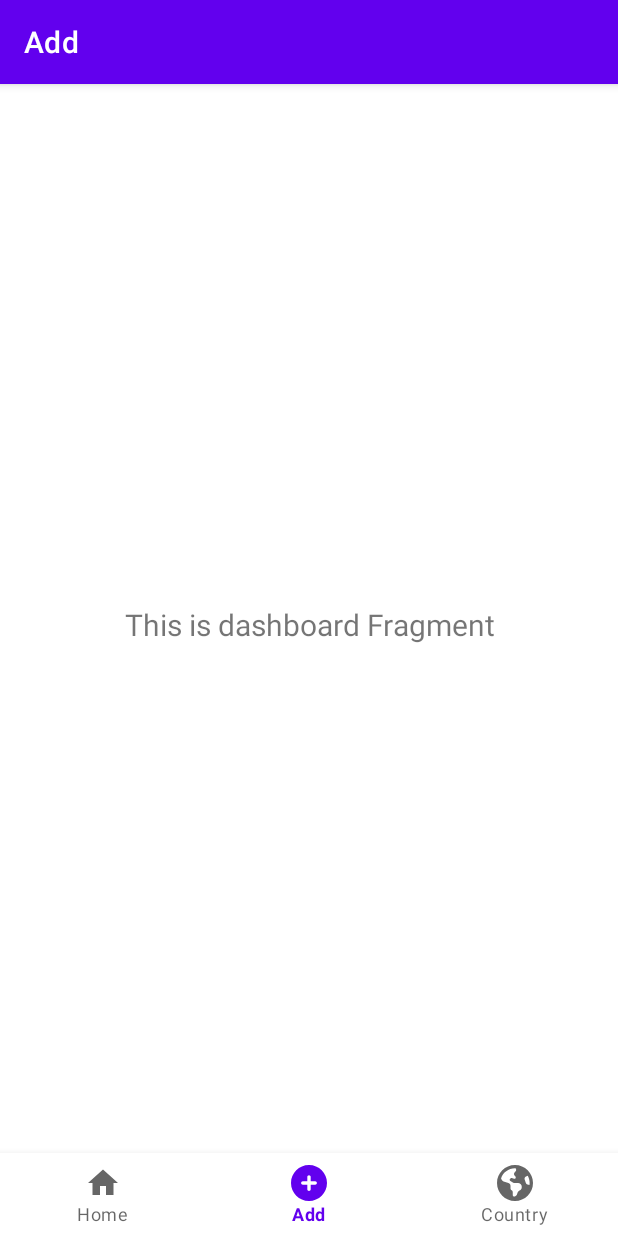
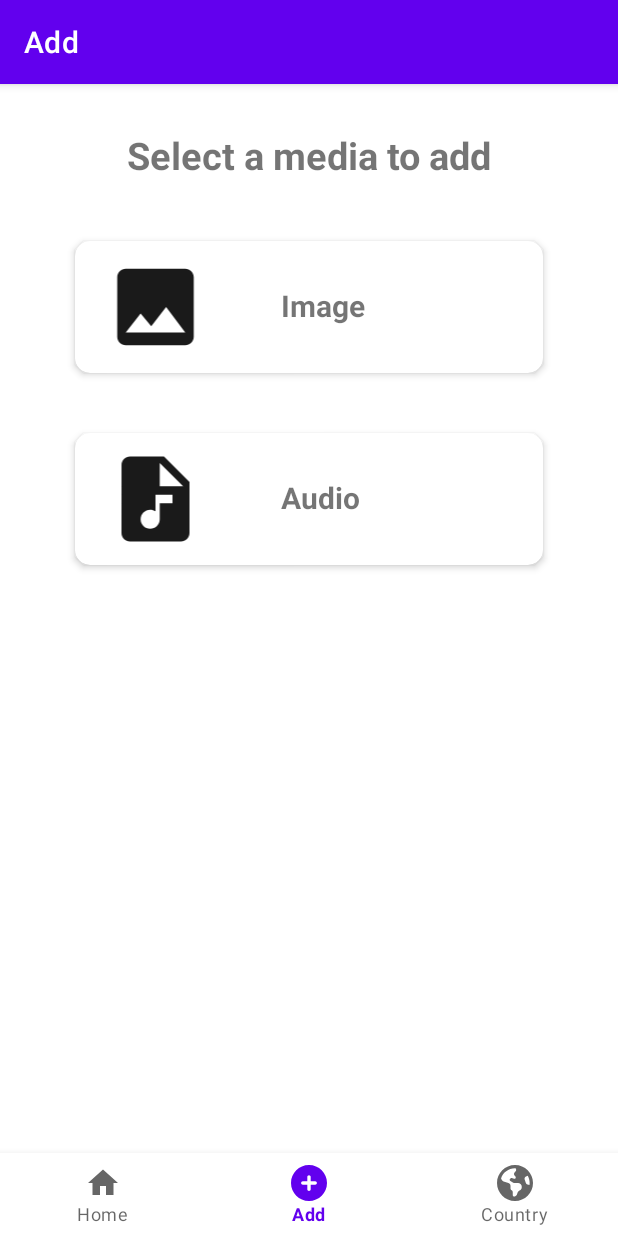
Before and after one commit to RomainGuarinoni/WorldMemo, an Android app: the DashboardFragment screen opened through its navigation route, on a phone screen of 412 x 824 dp. Run offline under Robolectric (Android 15) with nearby library versions, the phone set to English and light mode, and no system bars; our stand-ins replace navigation-ui.

Commit message:
feat : create add fragment layout

```diff
--- a/app/src/main/java/com/example/worldmemo/ui/dashboard/DashboardFragment.kt
+++ b/app/src/main/java/com/example/worldmemo/ui/add/DashboardFragment.kt
@@ -1,4 +1,4 @@
-package com.example.worldmemo.ui.dashboard
+package com.example.worldmemo.ui.add
 
 import android.os.Bundle
 import android.view.LayoutInflater
@@ -7,11 +7,11 @@ import android.view.ViewGroup
 import android.widget.TextView
 import androidx.fragment.app.Fragment
 import androidx.lifecycle.ViewModelProvider
-import com.example.worldmemo.databinding.FragmentDashboardBinding
+import com.example.worldmemo.databinding.FragmentAddBinding
 
 class DashboardFragment : Fragment() {
 
-    private var _binding: FragmentDashboardBinding? = null
+    private var _binding: FragmentAddBinding? = null
 
     // This property is only valid between onCreateView and
     // onDestroyView.
@@ -22,16 +22,11 @@ class DashboardFragment : Fragment() {
         container: ViewGroup?,
         savedInstanceState: Bundle?
     ): View {
-        val dashboardViewModel =
-            ViewModelProvider(this).get(DashboardViewModel::class.java)
 
-        _binding = FragmentDashboardBinding.inflate(inflater, container, false)
+
+        _binding = FragmentAddBinding.inflate(inflater, container, false)
         val root: View = binding.root
 
-        val textView: TextView = binding.textDashboard
-        dashboardViewModel.text.observe(viewLifecycleOwner) {
-            textView.text = it
-        }
         return root
     }
 
--- a/app/src/main/java/com/example/worldmemo/ui/dashboard/DashboardViewModel.kt
+++ /dev/null
@@ -1,13 +0,0 @@
-package com.example.worldmemo.ui.dashboard
-
-import androidx.lifecycle.LiveData
-import androidx.lifecycle.MutableLiveData
-import androidx.lifecycle.ViewModel
-
-class DashboardViewModel : ViewModel() {
-
-    private val _text = MutableLiveData<String>().apply {
-        value = "This is dashboard Fragment"
-    }
-    val text: LiveData<String> = _text
-}
--- /dev/null
+++ b/app/src/main/res/drawable/ic_audio.xml
@@ -0,0 +1,5 @@
+<vector android:alpha="0.9" android:height="24dp" android:tint="#000000"
+    android:viewportHeight="24" android:viewportWidth="24"
+    android:width="24dp" xmlns:android="http://schemas.android.com/apk/res/android">
+    <path android:fillColor="@android:color/white" android:pathData="M14,2H6C4.9,2 4.01,2.9 4.01,4L4,20c0,1.1 0.89,2 1.99,2H18c1.1,0 2,-0.9 2,-2V8L14,2zM16,13h-3v3.75c0,1.24 -1.01,2.25 -2.25,2.25S8.5,17.99 8.5,16.75c0,-1.24 1.01,-2.25 2.25,-2.25c0.46,0 0.89,0.14 1.25,0.38V11h4V13zM13,9V3.5L18.5,9H13z"/>
+</vector>
--- /dev/null
+++ b/app/src/main/res/drawable/ic_image.xml
@@ -0,0 +1,5 @@
+<vector android:alpha="0.9" android:height="24dp" android:tint="#000000"
+    android:viewportHeight="24" android:viewportWidth="24"
+    android:width="24dp" xmlns:android="http://schemas.android.com/apk/res/android">
+    <path android:fillColor="@android:color/white" android:pathData="M21,19V5c0,-1.1 -0.9,-2 -2,-2H5c-1.1,0 -2,0.9 -2,2v14c0,1.1 0.9,2 2,2h14c1.1,0 2,-0.9 2,-2zM8.5,13.5l2.5,3.01L14.5,12l4.5,6H5l3.5,-4.5z"/>
+</vector>
--- /dev/null
+++ b/app/src/main/res/layout/fragment_add.xml
@@ -0,0 +1,109 @@
+<?xml version="1.0" encoding="utf-8"?>
+<androidx.constraintlayout.widget.ConstraintLayout xmlns:android="http://schemas.android.com/apk/res/android"
+    xmlns:app="http://schemas.android.com/apk/res-auto"
+    xmlns:tools="http://schemas.android.com/tools"
+    android:layout_width="match_parent"
+    android:layout_height="match_parent"
+    tools:context=".ui.add.DashboardFragment">
+
+    <TextView
+        android:id="@+id/textView"
+        android:layout_width="wrap_content"
+        android:layout_height="wrap_content"
+        android:layout_marginTop="30dp"
+        android:text="@string/add_fragment_title"
+        android:textSize="25sp"
+        android:textStyle="bold"
+        app:layout_constraintEnd_toEndOf="parent"
+        app:layout_constraintStart_toStartOf="parent"
+        app:layout_constraintTop_toTopOf="parent" />
+
+    <androidx.cardview.widget.CardView
+        android:id="@+id/add_country"
+        android:layout_width="match_parent"
+        android:layout_height="wrap_content"
+        android:layout_marginHorizontal="50dp"
+        android:layout_marginTop="40dp"
+        app:cardCornerRadius="10dp"
+        app:cardElevation="3dp"
+        app:layout_constraintEnd_toEndOf="parent"
+        app:layout_constraintStart_toStartOf="parent"
+        app:layout_constraintTop_toBottomOf="@+id/textView">
+
+        <androidx.constraintlayout.widget.ConstraintLayout
+            android:id="@+id/add_country_layout"
+            android:layout_width="match_parent"
+            android:layout_height="match_parent"
+            android:paddingVertical="10dp">
+
+            <ImageView
+                android:id="@+id/ic_image"
+                android:layout_width="107dp"
+                android:layout_height="68dp"
+                android:src="@drawable/ic_image"
+                android:contentDescription="icon image"
+                app:layout_constraintBottom_toBottomOf="parent"
+                app:layout_constraintStart_toStartOf="parent"
+                app:layout_constraintTop_toTopOf="parent" />
+
+            <TextView
+                android:id="@+id/add_country_title"
+                android:layout_width="wrap_content"
+                android:layout_height="30dp"
+                android:layout_marginStart="30dp"
+                android:contentDescription="Flag of a country"
+                android:text="@string/image"
+                android:textSize="20sp"
+                android:textStyle="bold"
+                app:layout_constraintBottom_toBottomOf="parent"
+                app:layout_constraintStart_toEndOf="@+id/ic_image"
+                app:layout_constraintTop_toTopOf="parent" />
+
+        </androidx.constraintlayout.widget.ConstraintLayout>
+    </androidx.cardview.widget.CardView>
+
+    <androidx.cardview.widget.CardView
+        android:id="@+id/add_audio"
+        android:layout_width="match_parent"
+        android:layout_height="wrap_content"
+        android:layout_marginTop="40dp"
+        android:layout_marginHorizontal="50dp"
+        app:cardCornerRadius="10dp"
+        app:cardElevation="3dp"
+        app:layout_constraintEnd_toEndOf="parent"
+        app:layout_constraintStart_toStartOf="parent"
+        app:layout_constraintTop_toBottomOf="@+id/add_country">
+
+        <androidx.constraintlayout.widget.ConstraintLayout
+            android:id="@+id/add_audio_layout"
+            android:layout_width="match_parent"
+            android:layout_height="match_parent"
+            android:paddingVertical="10dp">
+
+            <ImageView
+                android:id="@+id/ic_audio"
+                android:layout_width="107dp"
+                android:layout_height="68dp"
+                android:src="@drawable/ic_audio"
+                android:contentDescription="icon audio"
+                app:layout_constraintBottom_toBottomOf="parent"
+                app:layout_constraintStart_toStartOf="parent"
+                app:layout_constraintTop_toTopOf="parent" />
+
+            <TextView
+                android:id="@+id/add_audio_title"
+                android:layout_width="wrap_content"
+                android:layout_height="30dp"
+                android:layout_marginStart="30dp"
+                android:contentDescription="Flag of a country"
+                android:text="@string/audio"
+                android:textSize="20sp"
+                android:textStyle="bold"
+                app:layout_constraintBottom_toBottomOf="parent"
+                app:layout_constraintStart_toEndOf="@+id/ic_audio"
+                app:layout_constraintTop_toTopOf="parent" />
+
+        </androidx.constraintlayout.widget.ConstraintLayout>
+    </androidx.cardview.widget.CardView>
+
+</androidx.constraintlayout.widget.ConstraintLayout>
--- a/app/src/main/res/layout/fragment_dashboard.xml
+++ /dev/null
@@ -1,22 +0,0 @@
-<?xml version="1.0" encoding="utf-8"?>
-<androidx.constraintlayout.widget.ConstraintLayout xmlns:android="http://schemas.android.com/apk/res/android"
-    xmlns:app="http://schemas.android.com/apk/res-auto"
-    xmlns:tools="http://schemas.android.com/tools"
-    android:layout_width="match_parent"
-    android:layout_height="match_parent"
-    tools:context=".ui.dashboard.DashboardFragment">
-
-    <TextView
-        android:id="@+id/text_dashboard"
-        android:layout_width="match_parent"
-        android:layout_height="wrap_content"
-        android:layout_marginStart="8dp"
-        android:layout_marginTop="8dp"
-        android:layout_marginEnd="8dp"
-        android:textAlignment="center"
-        android:textSize="20sp"
-        app:layout_constraintBottom_toBottomOf="parent"
-        app:layout_constraintEnd_toEndOf="parent"
-        app:layout_constraintStart_toStartOf="parent"
-        app:layout_constraintTop_toTopOf="parent" />
-</androidx.constraintlayout.widget.ConstraintLayout>
--- a/app/src/main/res/navigation/mobile_navigation.xml
+++ b/app/src/main/res/navigation/mobile_navigation.xml
@@ -13,9 +13,9 @@
 
     <fragment
         android:id="@+id/navigation_add"
-        android:name="com.example.worldmemo.ui.dashboard.DashboardFragment"
+        android:name="com.example.worldmemo.ui.add.DashboardFragment"
         android:label="@string/title_add"
-        tools:layout="@layout/fragment_dashboard" />
+        tools:layout="@layout/fragment_add" />
 
     <fragment
         android:id="@+id/navigation_country"
--- a/app/src/main/res/values/strings.xml
+++ b/app/src/main/res/values/strings.xml
@@ -4,16 +4,15 @@
     <string name="title_add">Add</string>
     <string name="title_country">Country</string>
 
-    <string name="search_label">Search</string>
-    <string name="title_activity_searchable">SearchableActivity</string>
     <!-- Strings used for fragments for navigation -->
     <string name="first_fragment_label">First Fragment</string>
     <string name="second_fragment_label">Second Fragment</string>
     <string name="next">Next</string>
     <string name="previous">Previous</string>
 
-    <string name="hello_first_fragment">Hello first fragment</string>
-    <string name="hello_second_fragment">Hello second fragment. Arg: %1$s</string>
+    <string name="add_fragment_title">Select a media to add</string>
+    <string name="image">Image</string>
+    <string name="audio">Audio</string>
 
     <string name="button_delete">Delete</string>
 </resources>
```
